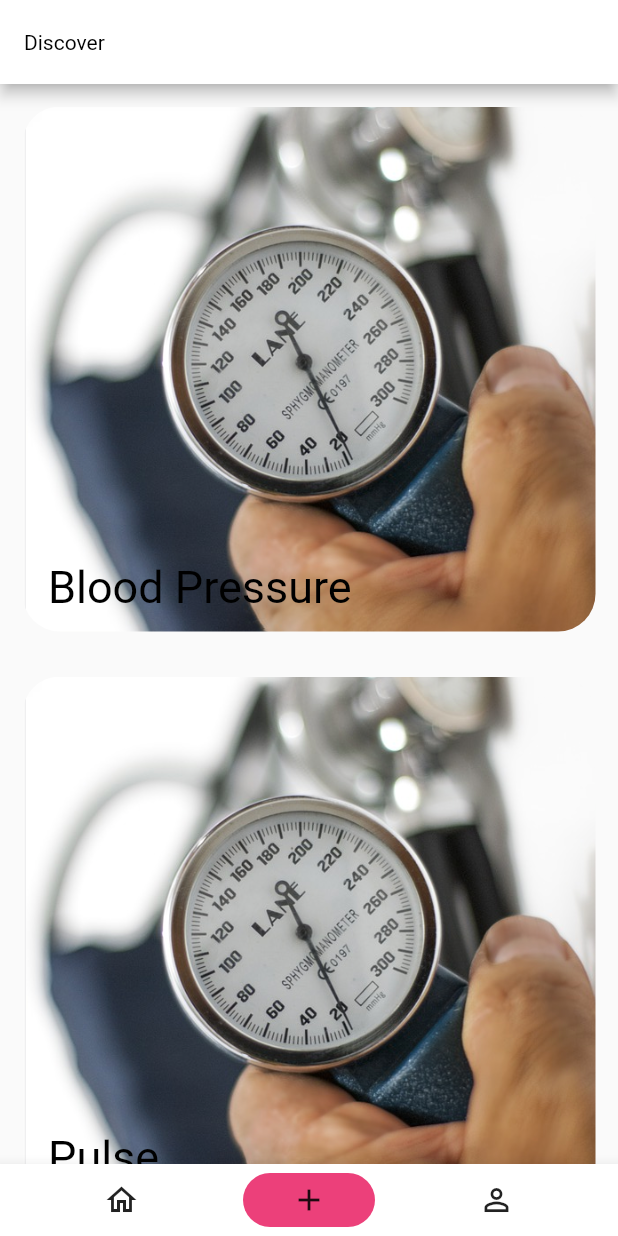
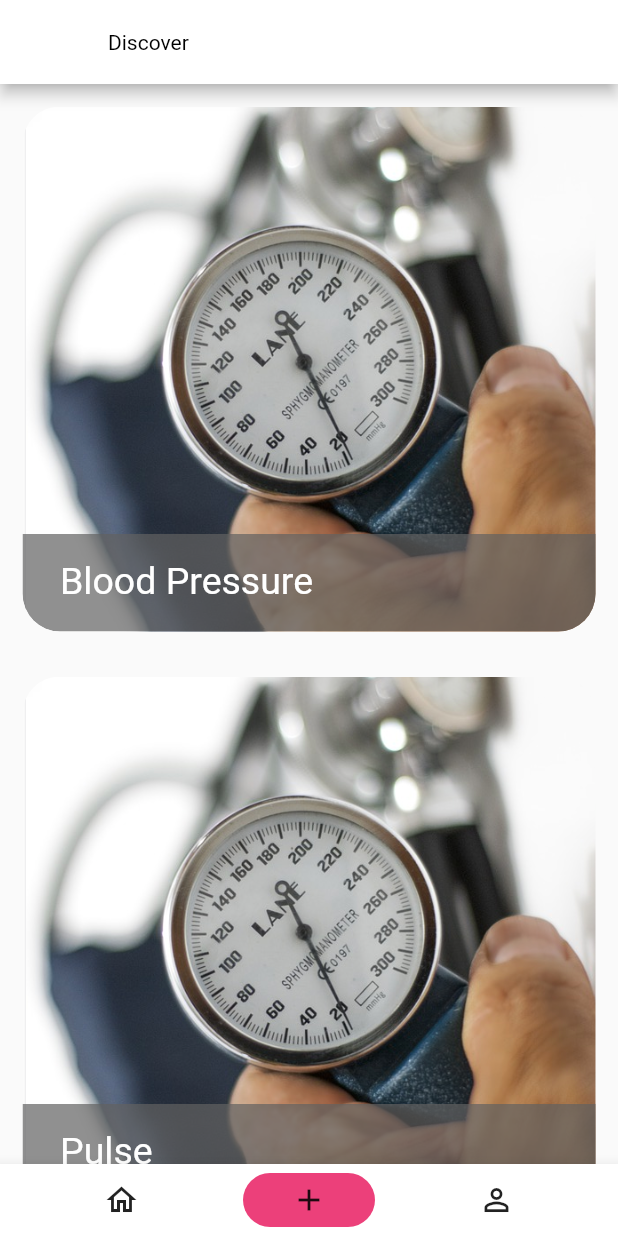
Before and after one commit to manthi4/dte_epic_interface, a Flutter app: the graphPage screen opened by its route, after a tap on the "home" icon, on a phone screen of 412 x 824 dp. Run offline on Flutter 3.47's test engine with Material 2 defaults, Android fonts, the phone set to English and light mode, and no system bars; our stand-ins replace cloud_firestore, firebase_auth, firebase_core; missing offline and left inert: bezier_chart; accounts and stored records are empty.

```diff
--- a/lib/components/bottomBar.dart
+++ b/lib/components/bottomBar.dart
@@ -10,12 +10,12 @@ class bottomBar extends StatelessWidget {
         mainAxisAlignment: MainAxisAlignment.spaceEvenly,
         children: [
           IconButton(icon: Icon(Icons.home_outlined), onPressed: (){
-
-            Navigator.pushAndRemoveUntil(context, MaterialPageRoute(builder: (context)=>HomePage()), (Route<dynamic> route) => false);
+            // removes slide transition
+            Navigator.pushReplacement(context, PageRouteBuilder(pageBuilder: (context, animation1, animation2) => HomePage(), transitionDuration: Duration(seconds: 0)));
           }),
           FlatButton(
               onPressed: (){
-                Navigator.push(context, MaterialPageRoute(builder: (context)=>graphPage()));
+                Navigator.pushReplacement(context, PageRouteBuilder(pageBuilder: (context, animation1, animation2) => graphPage(), transitionDuration: Duration(seconds: 0)));
               },
               child: Icon(Icons.add),
               color: Colors.pink[400],
--- a/lib/components/vitalCard.dart
+++ b/lib/components/vitalCard.dart
@@ -2,7 +2,6 @@ import 'package:flutter/cupertino.dart';
 import 'package:flutter/material.dart';
 import 'dart:ui';
 import 'package:dte_epic_interface/user.dart';
-
 
 class VitalCard extends StatelessWidget {
   final String vital;
@@ -13,18 +12,22 @@ class VitalCard extends StatelessWidget {
   final myController = TextEditingController();
 
   pressedVital(BuildContext context) {
+    // adding a vital
     VoidCallback addVital = () => {
           Navigator.of(context).pop(),
           User.inputData(myController.text),
           myController.clear(),
         };
+
+    // pop up once card is clicked
     showDialog(
       context: context,
       builder: (BuildContext context) {
         return BackdropFilter(
             filter: ImageFilter.blur(sigmaX: 6, sigmaY: 6),
-            child:  AlertDialog(
-              title: new Text(vital),
+            child: AlertDialog(
+              title: Text(vital),
+              // user input area style
               content: TextField(
                 controller: myController,
                 cursorColor: Colors.black,
@@ -41,14 +44,16 @@ class VitalCard extends StatelessWidget {
                 ),
               ),
               actions: <Widget>[
-                new TextButton(
-                  child: new Text("Cancel", style: TextStyle(color: Colors.black)),
+                // cancel button
+                TextButton(
+                  child: Text("Cancel", style: TextStyle(color: Colors.black)),
                   onPressed: () {
                     Navigator.of(context).pop();
                     myController.clear();
                   },
                 ),
-                new TextButton(
+                // add button
+                TextButton(
                   child: Text("Add", style: TextStyle(color: Colors.black)),
                   onPressed: () {
                     addVital();
@@ -69,10 +74,10 @@ class VitalCard extends StatelessWidget {
           onTap: () {
             pressedVital(context);
           },
+          // card style
           child: ClipRRect(
               borderRadius: BorderRadius.circular(25),
-              child: Stack(
-                children: <Widget>[
+              child: Stack(children: <Widget>[
                 Image(
                   fit: BoxFit.cover,
                   image: AssetImage(image),
@@ -80,14 +85,26 @@ class VitalCard extends StatelessWidget {
                   height: 350.0,
                 ),
                 Positioned(
-                    bottom: 12,
-                    left: 17,
+                    bottom: 0,
+                    height: 65,
+                    width: 400.0,
+                    child: Container(
+                      decoration: BoxDecoration(
+                        color: Colors.grey[700].withOpacity(0.7),
+                        borderRadius: BorderRadius.only(
+                            bottomRight: Radius.circular(25),
+                            bottomLeft: Radius.circular(25))),
+                      child: Padding(
+                        padding: EdgeInsets.fromLTRB(25, 17, 0, 0),
                         child: Text(
-                      vital, style: TextStyle(fontSize: 30, color: Colors.black),
+                          vital,
+                          style: TextStyle(color: Colors.white, fontSize: 25),
+                          textAlign: TextAlign.left,
                         ),
-                  )
-                ]
-              )
+                      ),
+                    ),
+                ),
+              ])
           ),
         ),
         )
--- a/lib/screens/homePage.dart
+++ b/lib/screens/homePage.dart
@@ -2,30 +2,24 @@ import 'package:flutter/material.dart';
 import 'package:dte_epic_interface/components/bottomBar.dart';
 import 'package:dte_epic_interface/components/vitalCard.dart';
 
-class HomePage extends StatefulWidget {
+class HomePage extends StatelessWidget {
   static final route = "home";
-  @override
-  _HomePageState createState() => _HomePageState();
-}
 
-class _HomePageState extends State<HomePage> {
   @override
   Widget build(BuildContext context) {
     return Scaffold(
+      // title bar, TODO: change to be more asthetic
       appBar: AppBar(
         backgroundColor: Colors.white,
         title: Text("Discover"),
-        //style: TextStyle(color: Colors.black),
         titleTextStyle: TextStyle(color: Colors.black),
       ),
-      body: Center(
-        child: SingleChildScrollView(
-          child: Column(
-            children: <Widget>[
-              VitalCard(vital: "Blood Pressure", image:'lib/images/blood_pressure.png'), // TODO: add units for all vitals
-              VitalCard(vital: "Pulse", image:'lib/images/blood_pressure.png'),
-            ],
-          ),
+      body: SingleChildScrollView(
+        child: Column(
+          children: <Widget>[
+            VitalCard(vital: "Blood Pressure", image:'lib/images/blood_pressure.png'), // TODO: add units for all vitals
+            VitalCard(vital: "Pulse", image:'lib/images/blood_pressure.png'),
+          ],
         ),
       ),
       bottomNavigationBar: bottomBar(),
```
Also changed, not shown: 14 other files. Lines whose indentation alone changed are shown as unchanged.
